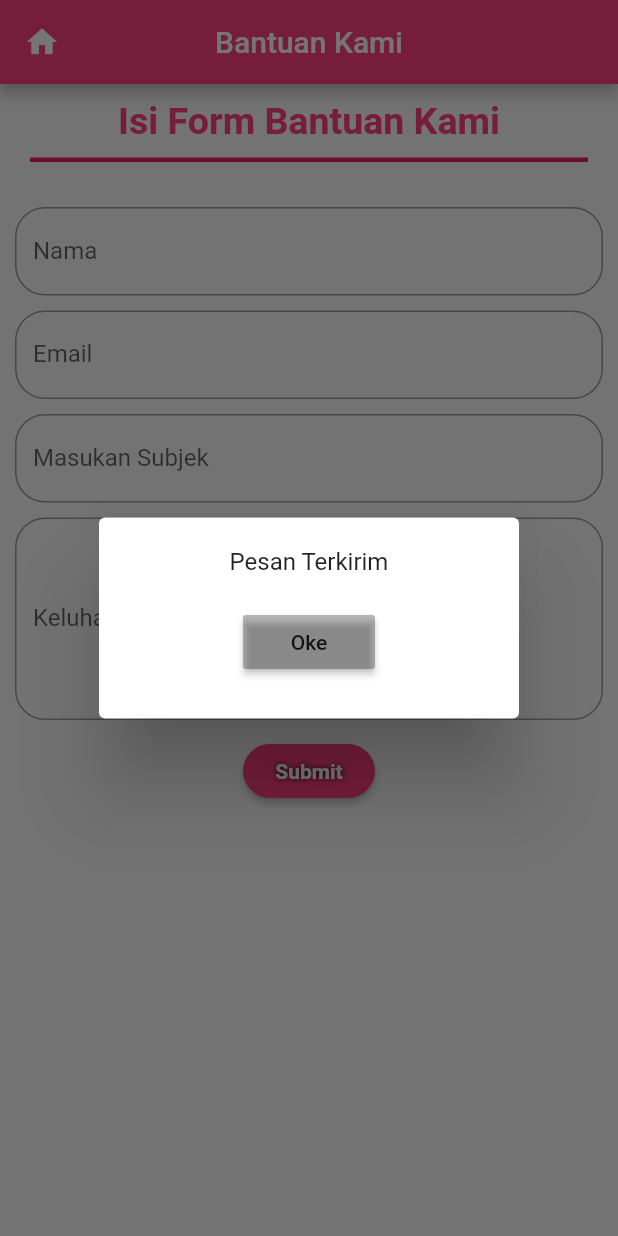
After one commit to amirhsn/SP2BiDesPus, a Flutter app: the SupportPage screen opened directly, after a tap on "Submit", on a phone screen of 412 x 824 dp. The commit adds this screen. Run offline on Flutter 3.47's test engine with Material 2 defaults, Android fonts, the phone set to English and light mode, and no system bars; our stand-ins replace auto_size_text, firebase_database, firebase_storage, fluttertoast, open_file, permission_handler and 1 more; missing offline and left inert: ext_storage, flutter_downloader, mailer, ps2bidespus; accounts and stored records are empty.

Commit message:
Home udah di embed click ka supportna,
di supportpage masih belum bener kirim emailna

```diff
--- a/sp2bidespus/lib/pages/homePage.dart
+++ b/sp2bidespus/lib/pages/homePage.dart
@@ -1,11 +1,12 @@
 import 'package:auto_size_text/auto_size_text.dart';
 import 'package:flutter/material.dart';
-import 'package:sp2bidespus/components/constant.dart';
-import 'package:sp2bidespus/components/dialog.dart';
-import 'package:sp2bidespus/components/tombolMenu.dart';
-import 'package:sp2bidespus/pages/downloadPage.dart';
-import 'package:sp2bidespus/pages/loginPage.dart';
-import 'package:sp2bidespus/pages/uploadPage.dart';
+import 'package:ps2bidespus/components/constant.dart';
+import 'package:ps2bidespus/components/dialog.dart';
+import 'package:ps2bidespus/components/tombolMenu.dart';
+import 'package:ps2bidespus/pages/downloadPage.dart';
+import 'package:ps2bidespus/pages/loginPage.dart';
+import 'package:ps2bidespus/pages/supportPage.dart';
+import 'package:ps2bidespus/pages/uploadPage.dart';
 import 'package:shared_preferences/shared_preferences.dart';
 
 class HomePage extends StatefulWidget {
@@ -19,6 +20,7 @@ class _HomePageState extends State<HomePage> {
 
   @override
   void initState() {
+    // TODO: implement initState
     super.initState();
     initial();
   }
@@ -75,9 +77,9 @@ class _HomePageState extends State<HomePage> {
                           ));
                         }),
                         tombolMenu(context, 'Contact', Icons.phone, Color.fromRGBO(123, 23, 244, 1), (){
-                          showDialog(
-                            context: context,
-                            builder: (_) => dialogPengembangan(context)
+                          Navigator.push(context, MaterialPageRoute(
+                            builder:  (context) => SupportPage(),
+                          ),
                           );
                         }),
                       ],
--- /dev/null
+++ b/sp2bidespus/lib/pages/supportPage.dart
@@ -0,0 +1,213 @@
+
+import 'package:flutter/cupertino.dart';
+import 'package:flutter/material.dart';
+import 'package:fluttertoast/fluttertoast.dart';
+import 'package:mailer/smtp_server.dart';
+import 'package:mailer/mailer.dart';
+
+
+class SupportPage extends StatefulWidget{
+  _SupportPageState createState() => new _SupportPageState();
+}
+
+class _SupportPageState extends State<SupportPage>{
+
+  String isi;
+  String emailnya;
+  String namanya;
+  String objeknya;
+  TextEditingController nama = new TextEditingController();
+  TextEditingController email = new TextEditingController();
+  TextEditingController objek = new TextEditingController();
+  TextEditingController keluhan = new TextEditingController();
+
+  mail(String isinya, String emailnya1, String namanya1, String objeknya1) async
+  {
+    String username = 'dammuria3@gmail.com';
+    String password = 'vanadam11';
+
+    final smtpServer = gmail(username,password);
+
+    final message = Message()
+    ..from = Address(username)
+    ..recipients.add("gunmanblack@gmail.com")//ini email abi, ke gentos wen ku email khusus nampung
+    ..subject = "${objeknya1}"//ini masih ggal parsing argumen
+    ..html = "<h3>${isinya} Email Saya\n ${emailnya1}\n Nama Saya ${namanya1}</h3>";//masih belum masuk mir ieu abi ggal wae parsing argumentna
+
+
+    try{
+      final sendReport = await send(message,smtpServer);
+      AlertDialog alertDialog = new AlertDialog(
+        content: new Container(
+          height: 90,
+          child: new Column(
+            children: <Widget>[
+              new Text("Pesan Terkirim"),
+              new Padding(padding: new EdgeInsets.only(top: 20.0),),
+              new RaisedButton(
+                  color: Colors.black26,
+                  child: new Text("Oke"),
+                  onPressed : () => Navigator.pop(context))
+            ],
+          ),
+        ),
+      );
+      showDialog(context: context, child: alertDialog);
+    }
+    on MailerException catch(e) {
+      Fluttertoast.showToast(
+          msg: "Pesan Tidak Terkirim",
+          toastLength: Toast.LENGTH_SHORT,
+          gravity: ToastGravity.CENTER,
+          timeInSecForIosWeb: 2,
+          backgroundColor: Colors.black12,
+          textColor: Colors.pinkAccent,
+          fontSize: 16.0);
+      for (var p in e.problems){
+        print("Masalah ${p.code} : ${p.msg}");
+      }
+    }
+  }
+
+  void submitData()
+  {
+    AlertDialog alertDialog = new AlertDialog(
+      content: new Container(
+        height: 80.0,
+        child: new Column(
+          children: <Widget>[
+            new Text("Data Telah Disubmit"),
+            new Padding(padding: new EdgeInsets.only(top: 10.0)),
+            new RaisedButton(
+                color: Colors.black12,
+                child: new Text("Ok!"),
+                onPressed: ()=>Navigator.pop(context)
+            ),
+          ],
+        ),
+      ),
+    );
+    showDialog(context: context, child: alertDialog);
+  }
+
+  @override
+  Widget build(BuildContext context){
+    return new Scaffold(
+      appBar: new AppBar(
+        leading: new Icon(Icons.home),
+        title: new Text("Bantuan Kami"),
+        centerTitle: true,
+        backgroundColor: Colors.pinkAccent,
+      ),
+
+      body:
+      new ListView(
+        children: <Widget>[
+          new Container(
+            padding : new EdgeInsets.all(10.0),
+            child: new Column(
+              children: <Widget>[
+                new Row(
+                  mainAxisAlignment: MainAxisAlignment.center,
+                  children: <Widget>[
+                    Text("Isi Form Bantuan Kami",style: TextStyle(
+                      fontWeight: FontWeight.bold,
+                      fontSize: 25,
+                      color: Colors.pinkAccent,
+                    ),)
+                  ],
+                ),
+                new Padding(padding: new EdgeInsets.only(bottom: 10.0),),
+                new Row(
+                  children: <Widget>[
+                    Expanded(
+                      child: Padding(
+                        padding: const EdgeInsets.only(left: 10,right: 10),
+                        child: new Container(
+                          height: 3,
+                          color: Colors.pink,
+                        ),
+                      ),
+                    )
+                  ],
+                ),
+                new Padding(padding: new EdgeInsets.only(top:10,bottom: 10),),
+                new Padding(padding: new EdgeInsets.only(top: 10.0),),
+                new TextFormField(
+                  controller: nama,
+                  decoration : new InputDecoration(
+                    hintText: "Masukan nama",
+                    labelText: "Nama",
+                    border : new OutlineInputBorder(
+                      borderRadius: new BorderRadius.circular(20.0),
+                    ),
+                  ),
+                  onSaved: (String value){
+                    namanya = value;
+                  },
+                ),
+                new Padding(padding: new EdgeInsets.only(top: 10.0),),
+                new TextFormField(
+                  controller: email,
+                  decoration : new InputDecoration(
+                    hintText: "Masukan Alamat Email",
+                    labelText: "Email",
+                    border : new OutlineInputBorder(
+                      borderRadius: new BorderRadius.circular(20.0),
+                    ),
+                  ),
+                  onSaved: (String value)
+                  {
+                    emailnya = value;
+                  },
+                ),
+                new Padding(padding: new EdgeInsets.only(top: 10.0),),
+                new TextFormField(
+                  controller: objek,
+                  decoration: new InputDecoration(
+                    hintText: "Subjek",
+                    labelText: "Masukan Subjek",
+                    border: new OutlineInputBorder(
+                      borderRadius: new BorderRadius.circular(20.0),
+                    ),
+                  ),
+                  onSaved: (String value)
+                  {
+                    objeknya = value;
+                  },
+                ),
+                new Padding(padding: new EdgeInsets.only(top: 10.0),),
+                new TextFormField(
+                  controller: keluhan,
+                  maxLines: 5,
+                  decoration: new InputDecoration(
+                    hintText: "Masukan Keluhan Anda",
+                    labelText: "Keluhan Anda",
+                    border: new OutlineInputBorder(
+                      borderRadius: new BorderRadius.circular(20.0),
+                    ),
+                  ),
+                  onSaved: (String value){
+                    isi = value;
+                  },
+                ),
+                new Padding(padding: new EdgeInsets.only(top: 10.0),),
+                new RaisedButton(
+                  shape: RoundedRectangleBorder(borderRadius: BorderRadius.circular(20.0)),
+                  child : new Text("Submit",style: new TextStyle
+                    (color: Colors.white,
+                      fontWeight: FontWeight.bold,
+                      shadows: [Shadow(color: Colors.black,
+                          blurRadius: 5.0)]),),
+                  color: Colors.pinkAccent,
+                  onPressed: () {mail(isi, emailnya,namanya,objeknya);},
+                ),
+              ],
+            ),
+          ),
+        ],
+      ),
+    );
+
+  }
+}
```
